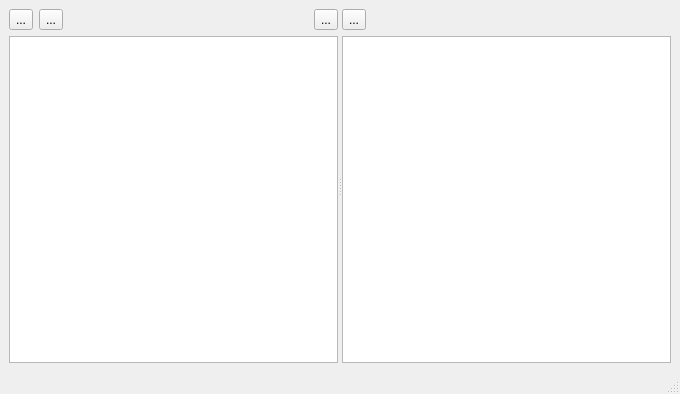
Above: ui/MainWindow.ui from cnhemiya/shitu-manager before the change. Below: the same form after it.
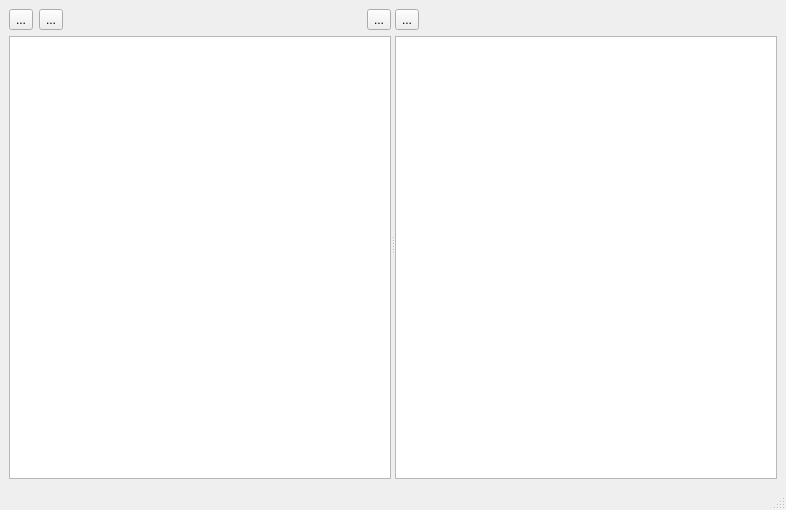
That is the form after the change.

Commit message: 修改界面ListView名称

Diff of the .ui file:
```diff
--- a/ui/MainWindow.ui
+++ b/ui/MainWindow.ui
@@ -6,8 +6,8 @@
    <rect>
     <x>0</x>
     <y>0</y>
-    <width>680</width>
-    <height>394</height>
+    <width>786</width>
+    <height>510</height>
    </rect>
   </property>
   <property name="minimumSize">
```
Left out of the diff: 4 changed lines with no effect on the pictures. The commit also changes 2 other files.
